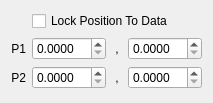
The window that src/libkstapp/linedimensionstab.ui (Kst-plot/kst) describes before a commit, drawn with Qt 5.
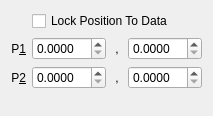
The same window after the commit.

The edit to the form file:
```diff
--- a/src/libkstapp/linedimensionstab.ui
+++ b/src/libkstapp/linedimensionstab.ui
@@ -7,7 +7,7 @@
     <x>0</x>
     <y>0</y>
     <width>213</width>
-    <height>103</height>
+    <height>116</height>
    </rect>
   </property>
   <layout class="QVBoxLayout" name="verticalLayout">
@@ -22,7 +22,7 @@
         </sizepolicy>
        </property>
        <property name="text">
-        <string>P1</string>
+        <string>P&amp;1</string>
        </property>
        <property name="alignment">
         <set>Qt::AlignRight|Qt::AlignTrailing|Qt::AlignVCenter</set>
@@ -51,7 +51,7 @@
      <item row="2" column="0">
       <widget class="QLabel" name="label_3">
        <property name="text">
-        <string>P2</string>
+        <string>P&amp;2</string>
        </property>
        <property name="alignment">
         <set>Qt::AlignRight|Qt::AlignTrailing|Qt::AlignVCenter</set>
```
Left out of the diff: 12 changed lines with no effect on the pictures.
